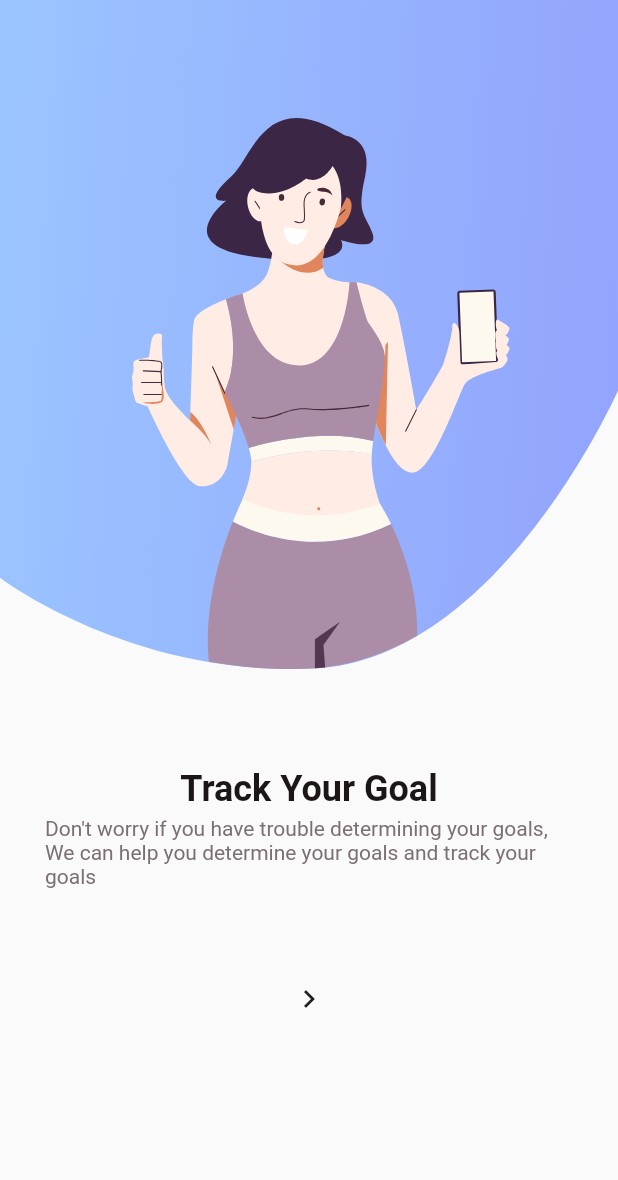
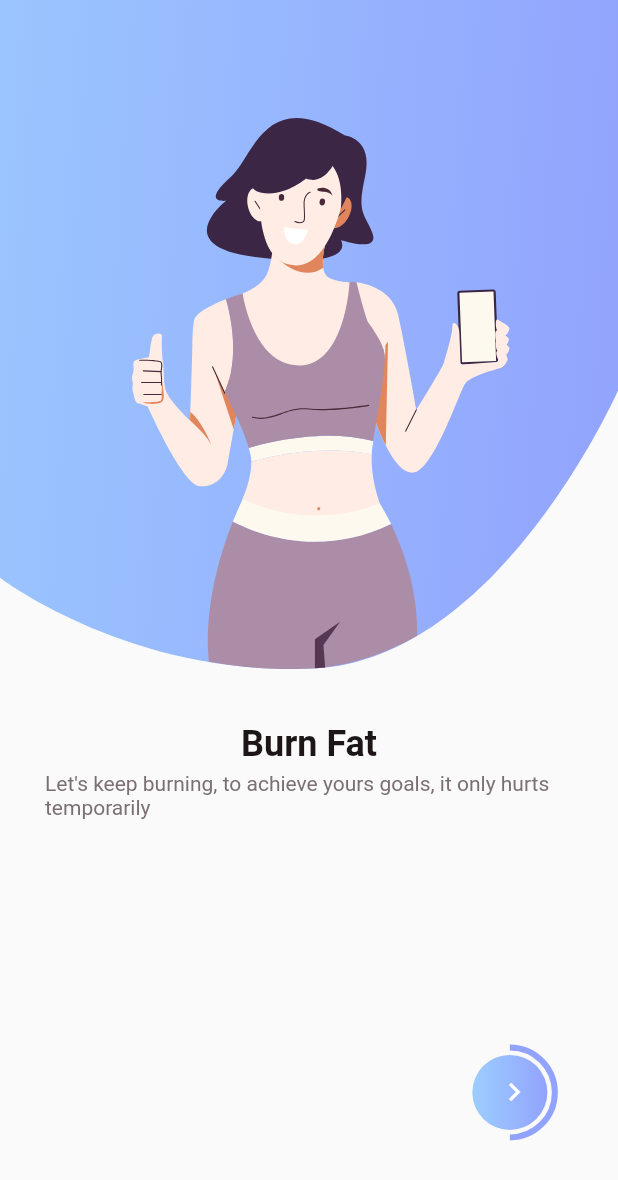
Before and after one commit to chimpansiets/fitness_app, a Flutter app: the OnboardingFirst widget shown alone on an empty page, opened directly, after a tap on the "navigate next" icon, on a phone screen of 412 x 824 dp. Shown: the top 1180 px of the screen. Run offline on Flutter 3.47's test engine with Material 2 defaults, Android fonts, the phone set to English and light mode, and no system bars; our stand-ins replace bloc, flutter_bloc, flutter_svg, freezed_annotation, get_it, google_fonts.

Commit message:
onboarding state management done, todo: routing to login

```diff
--- /dev/null
+++ b/lib/application/onboarding/onboarding_cubit.dart
@@ -0,0 +1,27 @@
+import 'package:bloc/bloc.dart';
+import 'package:freezed_annotation/freezed_annotation.dart';
+
+part 'onboarding_event.dart';
+part 'onboarding_state.dart';
+
+part 'onboarding_cubit.freezed.dart';
+
+class OnboardingCubit extends Cubit<OnboardingState> {
+  OnboardingCubit() : super(OnboardingState.initial());
+
+  void incrementProgress() {
+    if (state.progress == 1) {
+      emit(
+        state.copyWith(
+          finished: true,
+        ),
+      );
+    }
+    emit(
+      state.copyWith(
+        progress: state.progress + 0.25,
+        page: state.page + 1,
+      ),
+    );
+  }
+}
--- /dev/null
+++ b/lib/application/onboarding/onboarding_event.dart
@@ -0,0 +1,6 @@
+part of 'onboarding_cubit.dart';
+
+@freezed
+abstract class OnboardingEvent with _$OnboardingEvent {
+  const factory OnboardingEvent.incrementPage(int page) = IncrementPage;
+}
--- /dev/null
+++ b/lib/application/onboarding/onboarding_state.dart
@@ -0,0 +1,16 @@
+part of 'onboarding_cubit.dart';
+
+@freezed
+abstract class OnboardingState with _$OnboardingState {
+  const factory OnboardingState({
+    required int page,
+    required double progress,
+    bool? finished,
+  }) = _OnboardingState;
+
+  factory OnboardingState.initial() => const OnboardingState(
+        page: 1,
+        progress: 0.25,
+        finished: false,
+      );
+}
--- /dev/null
+++ b/lib/injection.dart
@@ -0,0 +1,8 @@
+import 'package:fitness_app/application/onboarding/onboarding_cubit.dart';
+import 'package:get_it/get_it.dart';
+
+final getIt = GetIt.instance;
+
+void setup() {
+  getIt.registerSingleton<OnboardingCubit>(OnboardingCubit());
+}
--- a/lib/main.dart
+++ b/lib/main.dart
@@ -1,8 +1,10 @@
+import 'package:fitness_app/injection.dart';
 import 'package:fitness_app/presentation/onboarding/pages/welcome_page.dart';
 import 'package:fitness_app/theme/theme.dart';
 import 'package:flutter/material.dart';
 
 void main() {
+  setup();
   runApp(const MyApp());
 }
 
--- /dev/null
+++ b/lib/presentation/core/components/next_progress_button.dart
@@ -0,0 +1,58 @@
+import 'package:flutter/material.dart';
+
+class NextProgressButton extends StatelessWidget {
+  final Function()? onPressed;
+  final double progress;
+
+  const NextProgressButton({
+    Key? key,
+    required this.onPressed,
+    required this.progress,
+  }) : super(key: key);
+
+  static const gradient = LinearGradient(colors: [
+    Color(0xFF9DCEFF),
+    Color(0xFF92A3FD),
+  ]);
+  static final borderRadius = BorderRadius.circular(50);
+
+  @override
+  Widget build(BuildContext context) {
+    return Stack(
+      clipBehavior: Clip.none,
+      children: [
+        Positioned(
+          top: -5,
+          right: -5,
+          width: 60,
+          height: 60,
+          child: CircularProgressIndicator(
+            value: progress,
+            color: Colors.black,
+            valueColor: const AlwaysStoppedAnimation<Color>(Color(0xFF92A3FD)),
+          ),
+        ),
+        Container(
+          width: 50,
+          height: 50,
+          decoration: BoxDecoration(
+            gradient: gradient,
+            borderRadius: borderRadius,
+          ),
+          child: ElevatedButton(
+            style: ElevatedButton.styleFrom(
+              shape: RoundedRectangleBorder(
+                borderRadius: BorderRadius.circular(50),
+              ),
+              primary: Colors.transparent,
+              shadowColor: Colors.transparent,
+              elevation: 0,
+            ),
+            onPressed: onPressed,
+            child: const Icon(Icons.navigate_next),
+          ),
+        ),
+      ],
+    );
+  }
+}
--- a/lib/presentation/onboarding/pages/onboarding_first_page.dart
+++ b/lib/presentation/onboarding/pages/onboarding_first_page.dart
@@ -1,29 +1,61 @@
+import 'package:fitness_app/application/onboarding/onboarding_cubit.dart';
+import 'package:fitness_app/injection.dart';
+import 'package:fitness_app/presentation/core/components/next_progress_button.dart';
 import 'package:fitness_app/presentation/onboarding/templates/onboarding_template.dart';
 import 'package:fitness_app/theme/theme.dart';
 import 'package:flutter/material.dart';
+import 'package:flutter_bloc/flutter_bloc.dart';
 import 'package:flutter_svg/flutter_svg.dart';
 
 class OnboardingFirst extends StatelessWidget {
   OnboardingFirst({
     Key? key,
-  });
+  }) : super(key: key);
+
+  final OnboardingCubit onboardingCubit = getIt<OnboardingCubit>();
+  String header = 'Track Your Goals';
+  String description =
+      'Don\'t worry if you have trouble determining your goals, We can help you determine your goals and track your goals';
 
   @override
   Widget build(BuildContext context) {
+    return BlocProvider<OnboardingCubit>(
+      create: (context) => getIt<OnboardingCubit>(),
+      child: BlocConsumer<OnboardingCubit, OnboardingState>(
+        listener: (context, state) {
+          switch (state.page) {
+            case 1:
+              header = 'Track Your Goals';
+              description =
+                  'Don\'t worry if you have trouble determining your goals, We can help you determine your goals and track your goals';
+              break;
+            case 2:
+              header = 'Burn Fat';
+              description =
+                  'Let\'s keep burning, to achieve yours goals, it only hurts temporarily';
+              break;
+            case 3:
+              header = 'Eat Healthy';
+              description =
+                  'Let\'s start a healthy lifestyle with us, we can determine your diet every day. Healthy eating is fun';
+              break;
+            case 4:
+              header = 'Improve Sleep  Quality';
+              description =
+                  'Improve the quality of your sleep with us, good quality sleep can bring a good mood in the morning';
+              break;
+          }
+        },
+        builder: (context, state) {
           return OnboardingTemplate(
             topSection: SvgPicture.asset(
               'assets/images/woman-holding-phone.svg',
               width: MediaQuery.of(context).size.width,
             ),
-      middleSection: Padding(
-        padding: const EdgeInsets.symmetric(
-          horizontal: 30.0,
-          vertical: 50.0,
-        ),
-        child: Column(
+            middleSection: Column(
               children: [
                 Text(
-              'Track Your Goal',
+                  header,
                   style: TextStyle(
                     fontWeight: FontWeight.bold,
                     fontSize: 24,
@@ -32,7 +64,7 @@ class OnboardingFirst extends StatelessWidget {
                   ),
                 ),
                 Text(
-              'Don\'t worry if you have trouble determining your goals, We can help you determine your goals and track your goals',
+                  description,
                   style: TextStyle(
                     fontSize: 14,
                     color: FitnessTheme.gray1,
@@ -40,13 +72,15 @@ class OnboardingFirst extends StatelessWidget {
                 ),
               ],
             ),
+            bottomSection: NextProgressButton(
+              onPressed: () {
+                onboardingCubit.incrementProgress();
+              },
+              progress: onboardingCubit.state.progress,
             ),
-      onPressed: () {
-        // Navigator.push(
-        //   context,
-        //   MaterialPageRoute(builder: (context) => OnboardingSecond()),
-        // );
+          );
         },
+      ),
     );
   }
 }
--- /dev/null
+++ b/lib/presentation/onboarding/pages/onboarding_second_page.dart
@@ -0,0 +1,50 @@
+import 'package:fitness_app/presentation/core/components/next_progress_button.dart';
+import 'package:fitness_app/presentation/onboarding/templates/onboarding_template.dart';
+import 'package:fitness_app/theme/theme.dart';
+import 'package:flutter/material.dart';
+import 'package:flutter_svg/flutter_svg.dart';
+
+class OnboardingSecond extends StatelessWidget {
+  OnboardingSecond({
+    Key? key,
+  });
+
+  @override
+  Widget build(BuildContext context) {
+    return OnboardingTemplate(
+      topSection: SvgPicture.asset(
+        'assets/images/woman-holding-phone.svg',
+        width: MediaQuery.of(context).size.width,
+      ),
+      middleSection: Column(
+        children: [
+          Text(
+            'Burn Fat',
+            style: TextStyle(
+              fontWeight: FontWeight.bold,
+              fontSize: 24,
+              height: 2,
+              color: FitnessTheme.black,
+            ),
+          ),
+          Text(
+            'Let\'s keep burning, to achieve yours goals, it only hurts temporarily',
+            style: TextStyle(
+              fontSize: 14,
+              color: FitnessTheme.gray1,
+            ),
+          ),
+        ],
+      ),
+      bottomSection: NextProgressButton(
+        onPressed: () {
+          Navigator.push(
+            context,
+            MaterialPageRoute(builder: (context) => OnboardingSecond()),
+          );
+        },
+        progress: 0.5,
+      ),
+    );
+  }
+}
--- a/lib/presentation/onboarding/pages/welcome_page.dart
+++ b/lib/presentation/onboarding/pages/welcome_page.dart
@@ -1,7 +1,9 @@
+import 'package:fitness_app/application/onboarding/onboarding_cubit.dart';
 import 'package:fitness_app/presentation/core/components/primary_button.dart';
 import 'package:fitness_app/presentation/onboarding/components/fitnest_logo.dart';
 import 'package:fitness_app/presentation/onboarding/pages/onboarding_first_page.dart';
 import 'package:flutter/material.dart';
+import 'package:flutter_bloc/flutter_bloc.dart';
 
 class WelcomeScreen extends StatelessWidget {
   const WelcomeScreen({Key? key}) : super(key: key);
--- a/lib/presentation/onboarding/templates/onboarding_template.dart
+++ b/lib/presentation/onboarding/templates/onboarding_template.dart
@@ -3,13 +3,12 @@ import 'package:flutter/material.dart';
 class OnboardingTemplate extends StatelessWidget {
   final Widget topSection;
   final Widget middleSection;
-  final Function()? onPressed;
-
+  final Widget bottomSection;
   const OnboardingTemplate({
     Key? key,
     required this.topSection,
     required this.middleSection,
-    this.onPressed,
+    required this.bottomSection,
   }) : super(key: key);
 
   @override
@@ -18,10 +17,16 @@ class OnboardingTemplate extends StatelessWidget {
       body: Column(
         children: [
           topSection,
-          middleSection,
-          IconButton(
-            onPressed: onPressed,
-            icon: const Icon(Icons.navigate_next),
+          Container(
+            height: MediaQuery.of(context).size.height * 0.3,
+            width: MediaQuery.of(context).size.width,
+            padding: const EdgeInsets.symmetric(horizontal: 30, vertical: 20),
+            child: middleSection,
+          ),
+          Padding(
+            padding: EdgeInsets.only(
+                left: MediaQuery.of(context).size.width * 0.65, top: 10),
+            child: bottomSection,
           ),
         ],
       ),
```
Also changed, not shown: pubspec.yaml (+7 -0 lines), assets/images/man-running.svg (added), lib/application/onboarding/onboarding_cubit.freezed.dart (added), pubspec.lock. Lines whose indentation alone changed are shown as unchanged.
